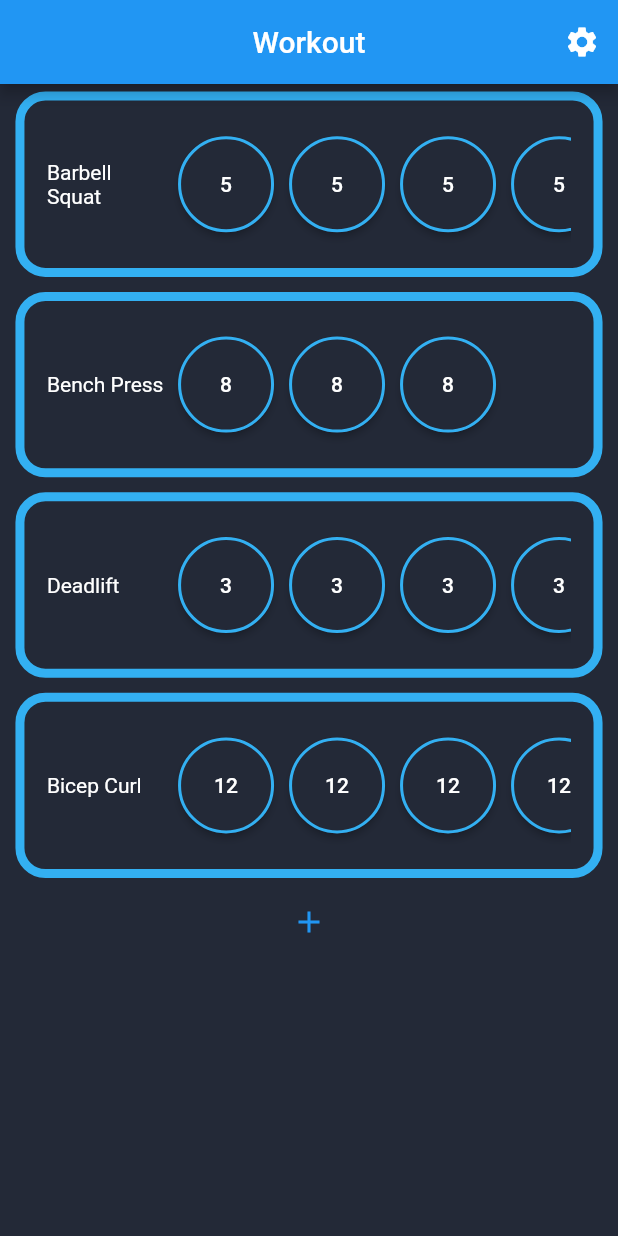
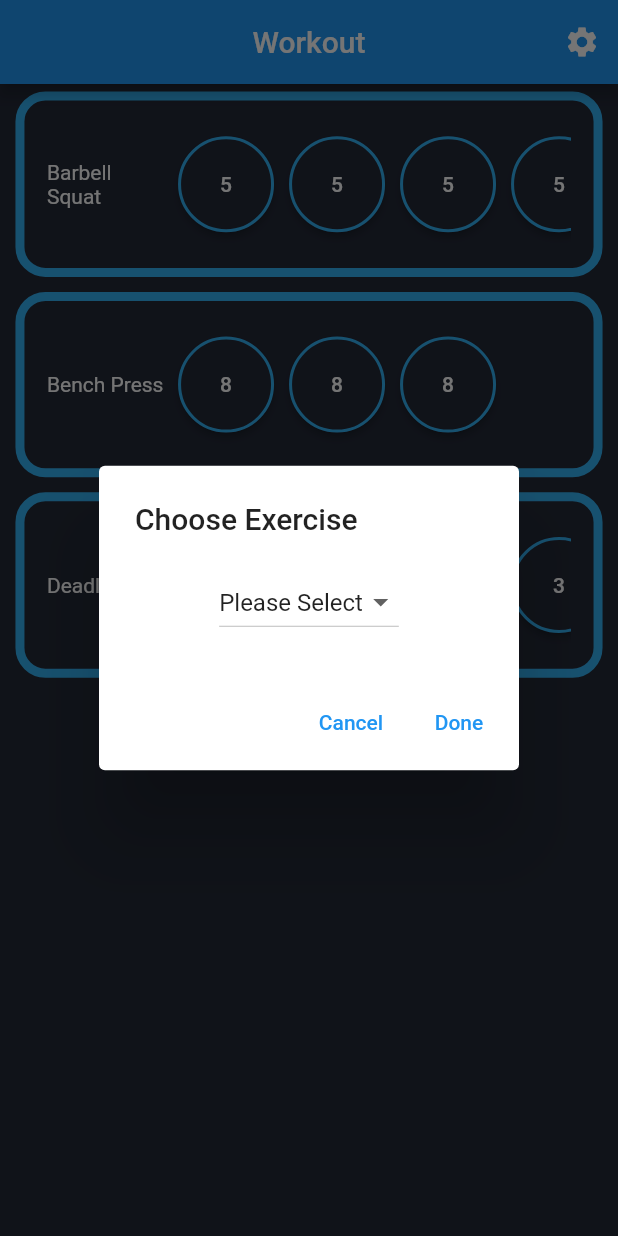
Before and after one commit to TheBeville/workout_app, a Flutter app: the screen it shows after launch, after a tap on the "add" icon, on a phone screen of 412 x 824 dp. Run offline on Flutter 3.47's test engine with Material 2 defaults, Android fonts, the phone set to English and light mode, and no system bars.

Commit message:
began popup to add exercise to exercise list

```diff
--- a/lib/views/workout_session.dart
+++ b/lib/views/workout_session.dart
@@ -1,5 +1,6 @@
 import 'package:flutter/material.dart';
 import '../widgets/workout_exercise.dart';
+import '../widgets/add_exercise.dart';
 
 class WorkoutSession extends StatefulWidget {
   const WorkoutSession({Key? key}) : super(key: key);
@@ -37,17 +38,23 @@ class _WorkoutSessionState extends State<WorkoutSession> {
           children: currentSessionExerciseList,
         ),
         TextButton(
-          onPressed: () {
-            setState(
-              () {
-                currentSessionExerciseList.add(const WorkoutExercise(
-                  chosenExercise: 'Bicep Curl',
-                  numOfSets: 4,
-                  numOfReps: 12,
-                ));
-              },
-            );
-          },
+          // brings up AlertDialog to choose exercise to add to session
+          onPressed: () => showDialog(
+            context: context,
+            builder: (BuildContext context) => const AddExercise(),
+          ),
+
+          // () {
+          //   setState(
+          //     () {
+          //       currentSessionExerciseList.add(const WorkoutExercise(
+          //         chosenExercise: 'Bicep Curl',
+          //         numOfSets: 4,
+          //         numOfReps: 12,
+          //       ));
+          //     },
+          //   );
+          // },
           child: const Icon(Icons.add),
         )
       ],
--- /dev/null
+++ b/lib/widgets/add_exercise.dart
@@ -0,0 +1,60 @@
+import 'package:flutter/material.dart';
+import '../views/workout_session.dart';
+
+class AddExercise extends StatefulWidget {
+  const AddExercise({Key? key}) : super(key: key);
+
+  @override
+  State<AddExercise> createState() => _AddExerciseState();
+}
+
+class _AddExerciseState extends State<AddExercise> {
+  String dropdownValue = 'Please Select';
+
+  @override
+  Widget build(BuildContext context) {
+    return AlertDialog(
+      title: const Text('Choose Exercise'),
+      content: Column(
+        mainAxisSize: MainAxisSize.min,
+        children: [
+          DropdownButton(
+            value: dropdownValue,
+            items: <String>[
+              'Please Select',
+              'Bench Press',
+              'Back Squat',
+              'Deadlift',
+              'Bicep Curl',
+            ].map<DropdownMenuItem<String>>((String value) {
+              return DropdownMenuItem<String>(
+                value: value,
+                child: Text(value),
+              );
+            }).toList(),
+            onChanged: (String? newValue) {
+              setState(() {
+                dropdownValue = newValue!;
+              });
+            },
+          ),
+        ],
+      ),
+      actions: [
+        TextButton(
+          child: const Text('Cancel'),
+          onPressed: () {
+            Navigator.of(context).pop();
+          },
+        ),
+        TextButton(
+          child: const Text('Done'),
+          onPressed: () {
+            // TODO: add chosen exercise to list of exercises in WorkoutSession
+            Navigator.of(context).pop();
+          },
+        ),
+      ],
+    );
+  }
+}
```
